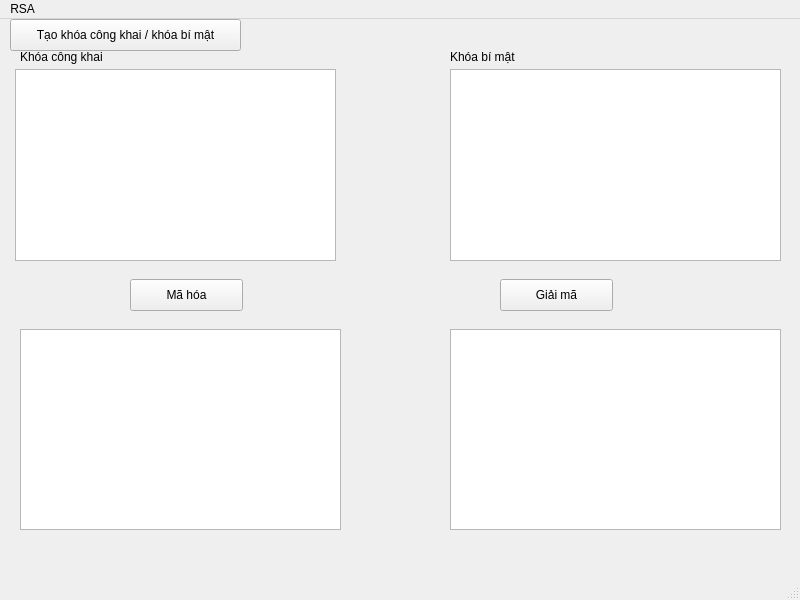
Above: mainwindow.ui from duynguyentho/RSA-Cryptosystems before the change. Below: the same form after it.
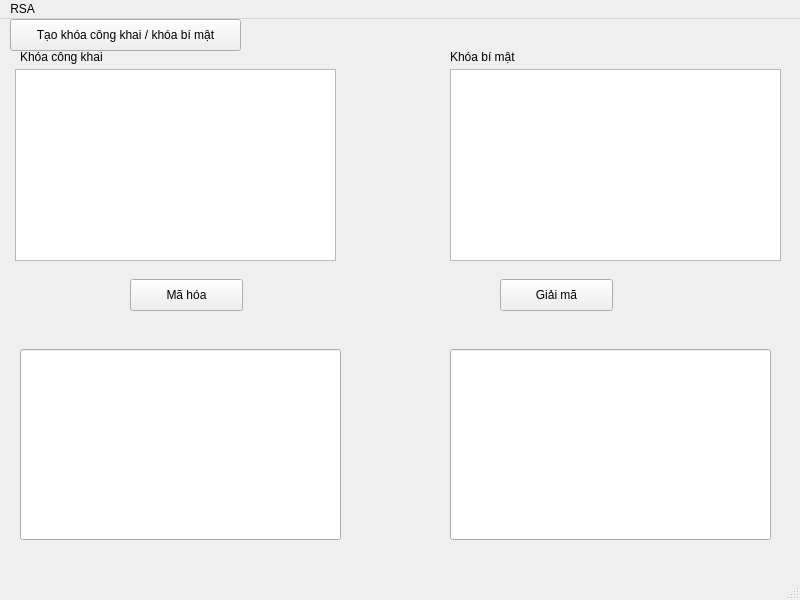
That is the form after the change.

```diff
--- a/mainwindow.ui
+++ b/mainwindow.ui
@@ -99,23 +99,23 @@
      <string>Giải mã</string>
     </property>
    </widget>
-   <widget class="QPlainTextEdit" name="encryptText">
+   <widget class="QLineEdit" name="encryptText">
     <property name="geometry">
      <rect>
       <x>20</x>
-      <y>310</y>
+      <y>330</y>
       <width>321</width>
-      <height>201</height>
+      <height>191</height>
      </rect>
     </property>
    </widget>
-   <widget class="QPlainTextEdit" name="decryptText">
+   <widget class="QLineEdit" name="decryptText">
     <property name="geometry">
      <rect>
       <x>450</x>
-      <y>310</y>
-      <width>331</width>
-      <height>201</height>
+      <y>330</y>
+      <width>321</width>
+      <height>191</height>
      </rect>
     </property>
    </widget>
```
Left out of the diff: 2 changed lines with no effect on the pictures.
